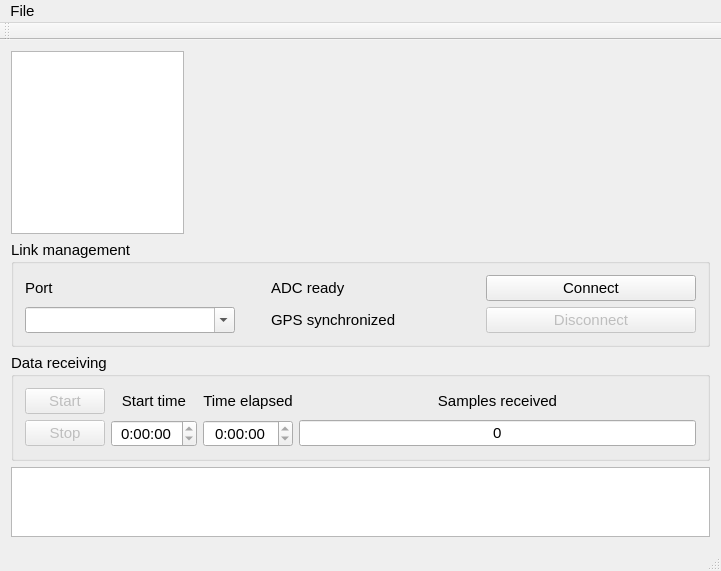
Above: mainwindow.ui from NIA/seismoreg before the change. Below: the same form after it.
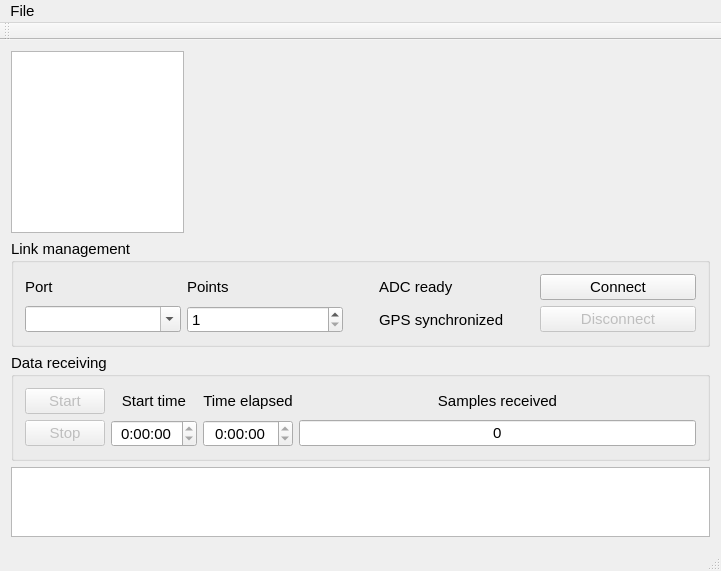
That is the form after the change. Custom widgets are drawn as their Qt base class.

Commit message:
Fixed working via real COM-port
Implemented assembling the "packet" from parts into which it decays
while transmitting

Added packet size input, and corresponding parameter to protocol

Patch:
```diff
--- a/mainwindow.ui
+++ b/mainwindow.ui
@@ -50,7 +50,21 @@
        <string>Link management</string>
       </property>
       <layout class="QGridLayout" name="gridLayout">
+       <item row="0" column="0">
+        <widget class="QLabel" name="label">
+         <property name="text">
+          <string>Port</string>
+         </property>
+        </widget>
+       </item>
        <item row="0" column="1">
+        <widget class="QLabel" name="label_7">
+         <property name="text">
+          <string>Points</string>
+         </property>
+        </widget>
+       </item>
+       <item row="0" column="2">
         <widget class="QLed" name="ledADC" native="true">
          <property name="sizePolicy">
           <sizepolicy hsizetype="Fixed" vsizetype="Fixed">
@@ -72,55 +86,14 @@
          </property>
         </widget>
        </item>
-       <item row="1" column="1">
-        <widget class="QLed" name="ledGPS" native="true">
-         <property name="minimumSize">
-          <size>
-           <width>24</width>
-           <height>24</height>
-          </size>
-         </property>
-         <property name="maximumSize">
-          <size>
-           <width>24</width>
-           <height>24</height>
-          </size>
-         </property>
-        </widget>
-       </item>
-       <item row="0" column="0" rowspan="2">
-        <layout class="QVBoxLayout" name="verticalLayout">
-         <item>
-          <widget class="QLabel" name="label">
-           <property name="text">
-            <string>Port</string>
-           </property>
-          </widget>
-         </item>
-         <item>
-          <widget class="QComboBox" name="portChooser">
-           <property name="editable">
-            <bool>true</bool>
-           </property>
-          </widget>
-         </item>
-        </layout>
-       </item>
-       <item row="1" column="2">
-        <widget class="QLabel" name="label_6">
-         <property name="text">
-          <string>GPS synchronized</string>
-         </property>
-        </widget>
-       </item>
-       <item row="0" column="2">
+       <item row="0" column="3">
         <widget class="QLabel" name="label_5">
          <property name="text">
           <string>ADC ready</string>
          </property>
         </widget>
        </item>
-       <item row="0" column="3">
+       <item row="0" column="4">
         <widget class="QPushButton" name="connectBtn">
          <property name="sizePolicy">
           <sizepolicy hsizetype="Minimum" vsizetype="Fixed">
@@ -133,7 +106,37 @@
          </property>
         </widget>
        </item>
+       <item row="1" column="0">
+        <widget class="QComboBox" name="portChooser">
+         <property name="editable">
+          <bool>true</bool>
+         </property>
+        </widget>
+       </item>
+       <item row="1" column="2">
+        <widget class="QLed" name="ledGPS" native="true">
+         <property name="minimumSize">
+          <size>
+           <width>24</width>
+           <height>24</height>
+          </size>
+         </property>
+         <property name="maximumSize">
+          <size>
+           <width>24</width>
+           <height>24</height>
+          </size>
+         </property>
+        </widget>
+       </item>
        <item row="1" column="3">
+        <widget class="QLabel" name="label_6">
+         <property name="text">
+          <string>GPS synchronized</string>
+         </property>
+        </widget>
+       </item>
+       <item row="1" column="4">
         <widget class="QPushButton" name="disconnectBtn">
          <property name="enabled">
           <bool>false</bool>
@@ -149,6 +152,16 @@
          </property>
         </widget>
        </item>
+       <item row="1" column="1">
+        <widget class="QSpinBox" name="pointsCounter">
+         <property name="minimum">
+          <number>1</number>
+         </property>
+         <property name="maximum">
+          <number>1000</number>
+         </property>
+        </widget>
+       </item>
       </layout>
      </widget>
     </item>
```
Left out of the diff: 3 changed lines with no effect on the pictures. The commit also changes 4 other files.
